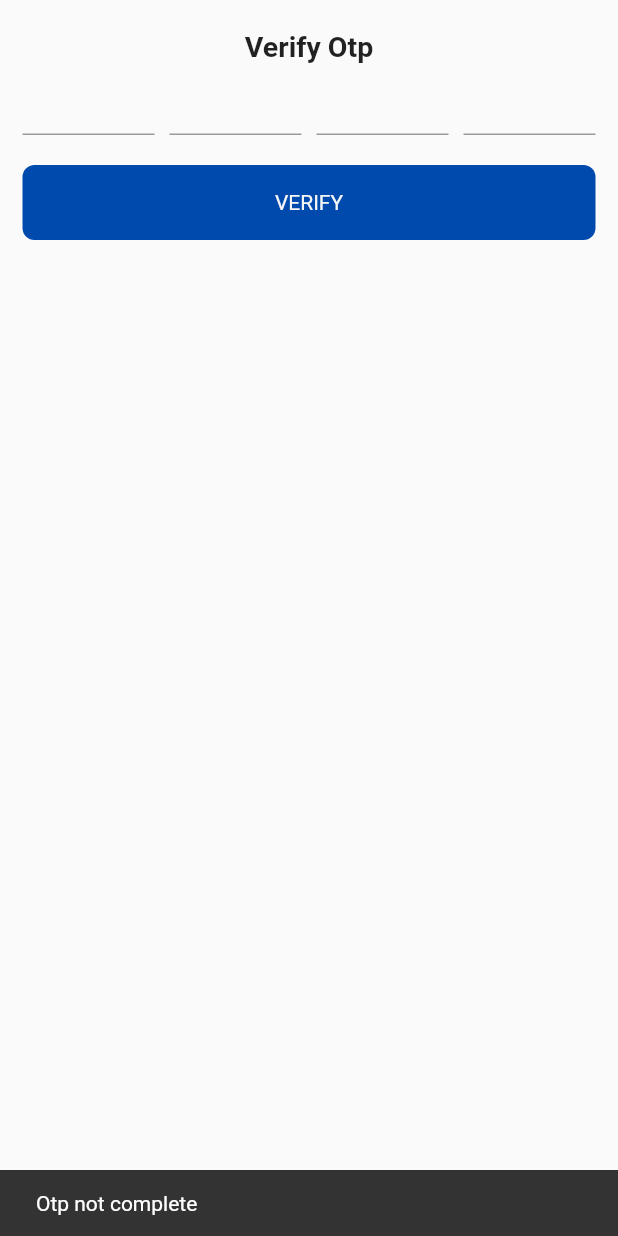
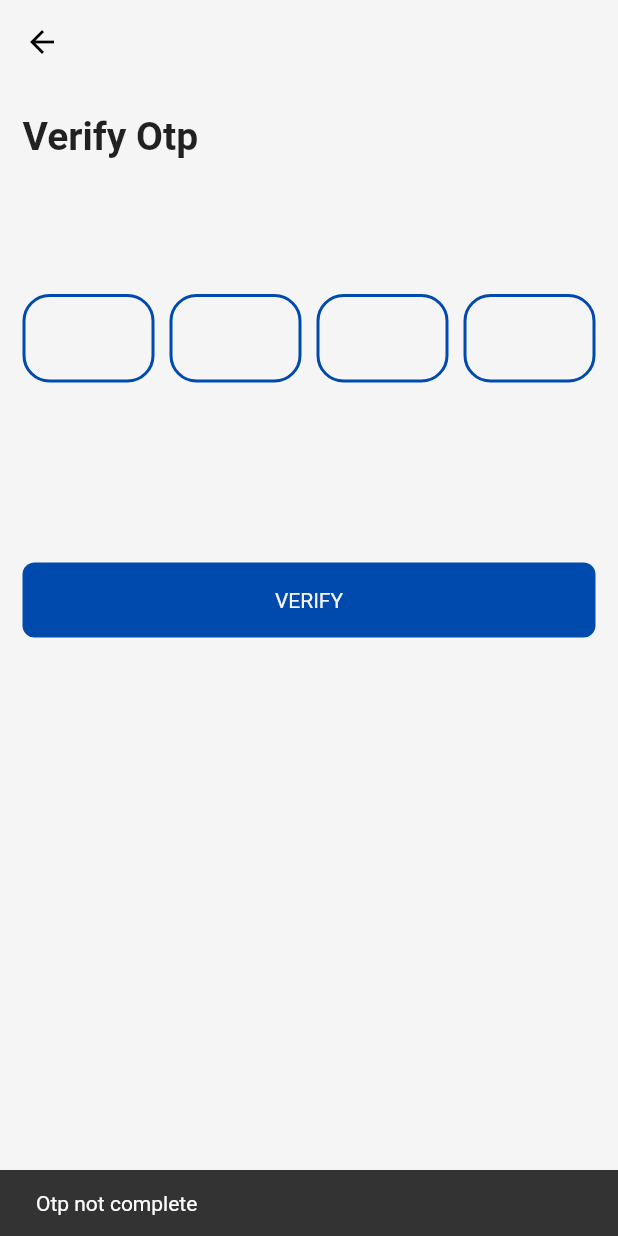
Before and after one commit to michael-stac/oru, a Flutter app: the OtpPage screen opened directly with empty values, after a tap on "VERIFY", on a phone screen of 412 x 824 dp. Run offline on Flutter 3.47's test engine with Material 2 defaults, Android fonts, the phone set to English and light mode, and no system bars; our stand-ins replace cached_network_image, cloud_firestore, dropdown_textfield, firebase_auth, firebase_core, firebase_storage and 2 more; missing offline and left inert: auth_handler, email_otp, flutter_text_form_field, webview_flutter_plus; accounts and stored records are empty.

Commit message:
worked on ui

```diff
--- a/lib/Screens/Mentors/jessica.dart
+++ b/lib/Screens/Mentors/jessica.dart
@@ -304,7 +304,8 @@ class _JessicaMentorState extends State<JessicaMentor> {
                       textColor: AppColor.white,
                       bgColor: AppColor.primaryColor,
                       onTap: () {
-                    nextPage(context, page:  Lesson());
+                    nextPage(
+                        context, page:  const Lesson());
 
                       }, text: 'Proceed')
 
--- a/lib/Screens/otp_page.dart
+++ b/lib/Screens/otp_page.dart
@@ -3,7 +3,6 @@ import 'dart:developer';
 import 'package:flutter/material.dart';
 import 'package:gigi/Screens/Authentication/CreateProfile/profile.dart';
 import 'package:gigi/Screens/Styles/colors.dart';
-import 'package:gigi/Services/auth_service.dart';
 import 'package:gigi/Services/otp_service.dart';
 import 'package:gigi/Utils/router.dart';
 import 'package:gigi/Widgets/custom_button.dart';
@@ -31,25 +30,53 @@ class _OtpPageState extends State<OtpPage> {
   TextEditingController node4Contoller = TextEditingController();
 
   bool isLoading = false;
+
   @override
   Widget build(BuildContext context) {
     return Scaffold(
+      backgroundColor: AppColor.white,
+      appBar: AppBar(
+        backgroundColor: AppColor.white,
+        elevation: 0,
+        leading: const BackButton(
+          color: Colors.black,
+        ),
+        // automaticallyImplyLeading: false,
+      ),
       body: SafeArea(
           child: Padding(
         padding: const EdgeInsets.symmetric(horizontal: 15, vertical: 20),
         child: Column(
+          crossAxisAlignment: CrossAxisAlignment.start,
           children: [
-            Text(
+            const Text(
               'Verify Otp',
               style: TextStyle(
-                fontSize: 19,
+                fontSize: 26,
                 fontWeight: FontWeight.bold,
               ),
+            ),
+            const SizedBox(
+              height: 90,
             ),
             Row(
               children: [
                 Expanded(
                     child: TextField(
+                  decoration: InputDecoration(
+                      enabledBorder: OutlineInputBorder(
+                          borderSide: BorderSide(
+                            color: AppColor.primaryColor,
+                            width: 2,
+                          ),
+                          borderRadius: BorderRadius.circular(18)),
+                      focusedBorder: OutlineInputBorder(
+                        borderRadius: BorderRadius.circular(18),
+                        borderSide: BorderSide(
+                          color: AppColor.primaryColor,
+                          width: 2,
+                        ),
+                      )),
                   keyboardType: TextInputType.number,
                   controller: node1Contoller,
                   focusNode: node1,
@@ -60,6 +87,20 @@ class _OtpPageState extends State<OtpPage> {
                 OtpPage.size,
                 Expanded(
                     child: TextField(
+                  decoration: InputDecoration(
+                      enabledBorder: OutlineInputBorder(
+                          borderSide: BorderSide(
+                            color: AppColor.primaryColor,
+                            width: 2,
+                          ),
+                          borderRadius: BorderRadius.circular(18)),
+                      focusedBorder: OutlineInputBorder(
+                        borderRadius: BorderRadius.circular(18),
+                        borderSide: BorderSide(
+                          color: AppColor.primaryColor,
+                          width: 2,
+                        ),
+                      )),
                   keyboardType: TextInputType.number,
                   controller: node2Contoller,
                   focusNode: node2,
@@ -70,6 +111,20 @@ class _OtpPageState extends State<OtpPage> {
                 OtpPage.size,
                 Expanded(
                     child: TextField(
+                  decoration: InputDecoration(
+                      enabledBorder: OutlineInputBorder(
+                          borderSide: BorderSide(
+                            color: AppColor.primaryColor,
+                            width: 2,
+                          ),
+                          borderRadius: BorderRadius.circular(18)),
+                      focusedBorder: OutlineInputBorder(
+                        borderRadius: BorderRadius.circular(18),
+                        borderSide: BorderSide(
+                          color: AppColor.primaryColor,
+                          width: 2,
+                        ),
+                      )),
                   keyboardType: TextInputType.number,
                   controller: node3Contoller,
                   focusNode: node3,
@@ -80,13 +135,27 @@ class _OtpPageState extends State<OtpPage> {
                 OtpPage.size,
                 Expanded(
                     child: TextField(
+                  decoration: InputDecoration(
+                      enabledBorder: OutlineInputBorder(
+                          borderSide: BorderSide(
+                            color: AppColor.primaryColor,
+                            width: 2,
+                          ),
+                          borderRadius: BorderRadius.circular(18)),
+                      focusedBorder: OutlineInputBorder(
+                        borderRadius: BorderRadius.circular(18),
+                        borderSide: BorderSide(
+                          color: AppColor.primaryColor,
+                          width: 2,
+                        ),
+                      )),
                   keyboardType: TextInputType.number,
                   controller: node4Contoller,
                   focusNode: node4,
                 )),
               ],
             ),
-            SizedBox(height: 20),
+            const SizedBox(height: 120),
             customButton(
               context,
               onTap: _verifyOtp,
```
Also changed, not shown: lib/Screens/BottomNavPages/Applcations/application.dart (+31 -39 lines).
